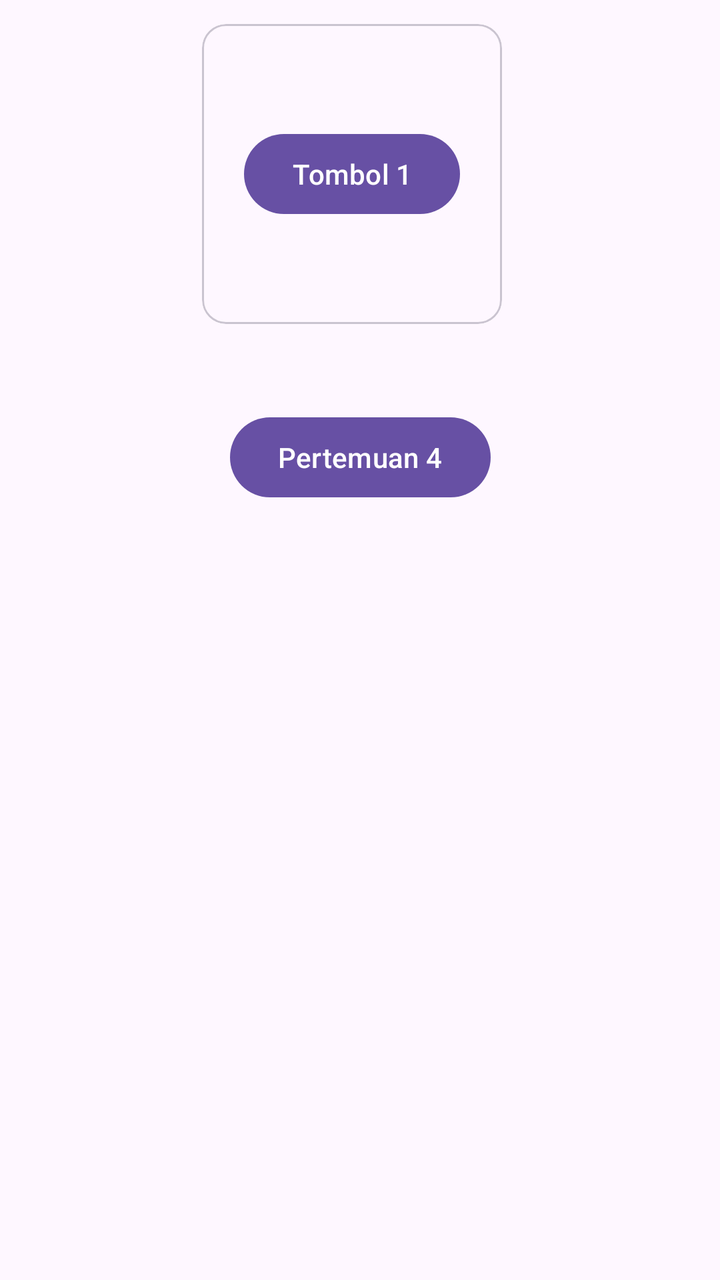
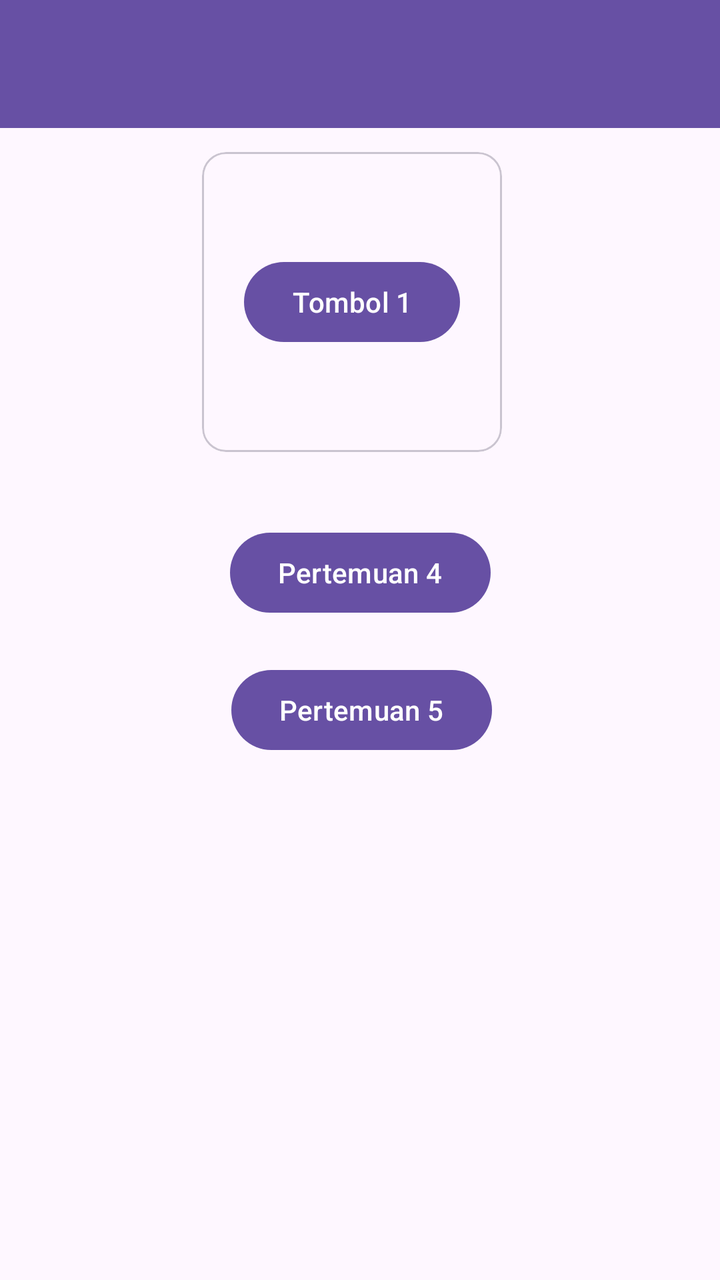

Two renders of the same Android screen: before a commit and after it. Below are the layout's source before the change and the commit's diff.
<!-- AndroidManifest.xml: application theme Theme.Haumea_arifin -->
<!-- res/layout/activity_main.xml -->
<?xml version="1.0" encoding="utf-8"?>
<androidx.constraintlayout.widget.ConstraintLayout xmlns:android="http://schemas.android.com/apk/res/android"
    xmlns:app="http://schemas.android.com/apk/res-auto"
    xmlns:tools="http://schemas.android.com/tools"
    android:id="@+id/main"
    android:layout_width="match_parent"
    android:layout_height="match_parent"
    tools:context=".MainActivity">

    <Button
        android:id="@+id/btnToFourth"
        android:layout_width="wrap_content"
        android:layout_height="wrap_content"
        android:text="Pertemuan 4"
        app:layout_constraintBottom_toBottomOf="parent"
        app:layout_constraintEnd_toEndOf="parent"
        app:layout_constraintStart_toStartOf="parent"
        app:layout_constraintTop_toBottomOf="@+id/materialCardView2"
        app:layout_constraintVertical_bias="0.099" />

    <com.google.android.material.card.MaterialCardView
        android:id="@+id/materialCardView2"
        android:layout_width="150dp"
        android:layout_height="150dp"
        android:layout_margin="12dp"
        app:layout_constraintEnd_toEndOf="parent"
        app:layout_constraintHorizontal_bias="0.478"
        app:layout_constraintStart_toStartOf="parent"
        app:layout_constraintTop_toTopOf="parent">

        <androidx.constraintlayout.widget.ConstraintLayout
            android:layout_width="match_parent"
            android:layout_height="match_parent"
            android:layout_margin="15dp">

            <Button
                android:id="@+id/btn1"
                android:layout_width="wrap_content"
                android:layout_height="wrap_content"
                android:layout_marginTop="36dp"
                android:text="Tombol 1"
                app:layout_constraintEnd_toEndOf="parent"
                app:layout_constraintStart_toStartOf="parent"
                app:layout_constraintTop_toTopOf="parent" />

        </androidx.constraintlayout.widget.ConstraintLayout>

    </com.google.android.material.card.MaterialCardView>



</androidx.constraintlayout.widget.ConstraintLayout>
<!-- resources referenced by this layout -->
<resources>
  <style name="Theme.Haumea_arifin" parent="Base.Theme.Haumea_arifin" />
  <style name="Base.Theme.Haumea_arifin" parent="Theme.Material3.DayNight.NoActionBar">
          
          
      </style>
</resources>

<!-- the commit's change to res/layout/activity_main.xml (unified diff, before → after) -->
@@ -18,6 +18,18 @@
         app:layout_constraintTop_toBottomOf="@+id/materialCardView2"
         app:layout_constraintVertical_bias="0.099" />
 
+    <Button
+        android:id="@+id/btnToFifth"
+        android:layout_width="wrap_content"
+        android:layout_height="wrap_content"
+        android:text="Pertemuan 5"
+        app:layout_constraintBottom_toBottomOf="parent"
+        app:layout_constraintEnd_toEndOf="parent"
+        app:layout_constraintHorizontal_bias="0.503"
+        app:layout_constraintStart_toStartOf="parent"
+        app:layout_constraintTop_toBottomOf="@+id/btnToFourth"
+        app:layout_constraintVertical_bias="0.073" />
+
     <com.google.android.material.card.MaterialCardView
         android:id="@+id/materialCardView2"
         android:layout_width="150dp"
@@ -26,7 +38,7 @@
         app:layout_constraintEnd_toEndOf="parent"
         app:layout_constraintHorizontal_bias="0.478"
         app:layout_constraintStart_toStartOf="parent"
-        app:layout_constraintTop_toTopOf="parent">
+        app:layout_constraintTop_toBottomOf="@+id/toolbar">
 
         <androidx.constraintlayout.widget.ConstraintLayout
             android:layout_width="match_parent"
@@ -47,6 +59,16 @@
 
     </com.google.android.material.card.MaterialCardView>
 
+    <androidx.appcompat.widget.Toolbar
+        android:id="@+id/toolbar"
+        android:layout_width="match_parent"
+        android:layout_height="?attr/actionBarSize"
+        android:background="?attr/colorPrimary"
+        app:layout_constraintEnd_toEndOf="parent"
+        app:layout_constraintStart_toStartOf="parent"
+        app:layout_constraintTop_toTopOf="parent"
+        app:subtitleTextColor="@android:color/white"
+        app:titleTextColor="@android:color/white" />
 
 
 </androidx.constraintlayout.widget.ConstraintLayout>
